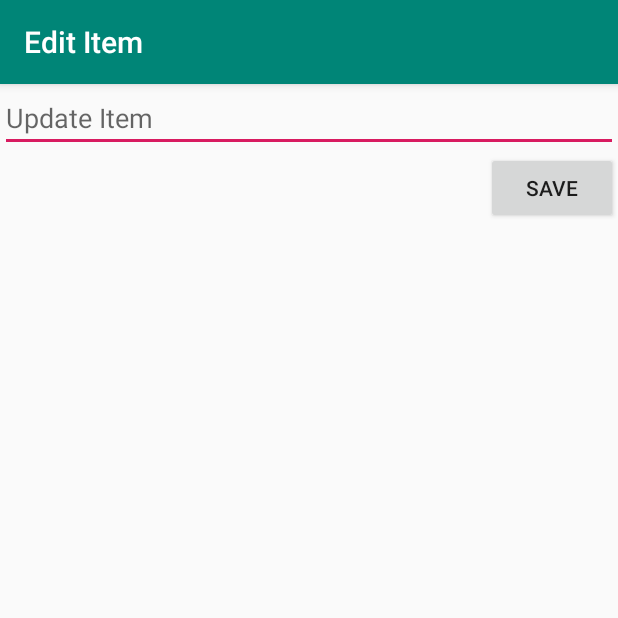
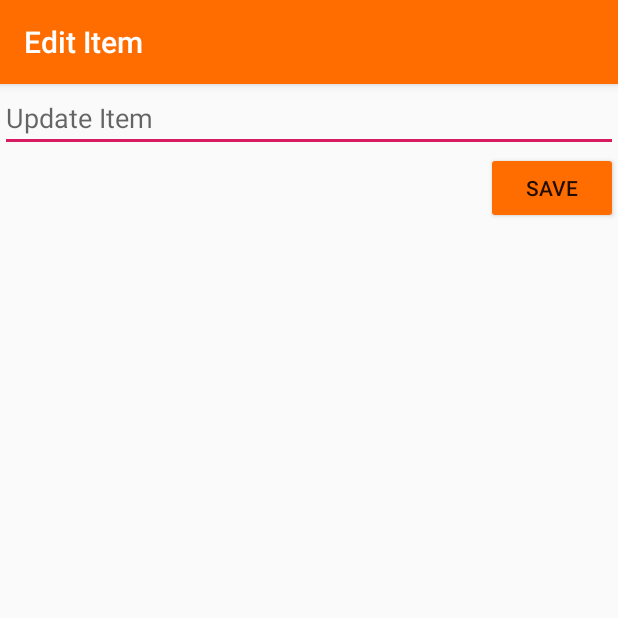
Before and after one commit to ayesha-p20/SimpleTodo, an Android app: the EditActivity screen opened directly, with no data from a screen before it, on a phone screen of 412 x 824 dp, the top half of it. Run offline under Robolectric (Android 15) with nearby library versions, the phone set to English and light mode, and no system bars.

Commit message:
ui changed

```diff
--- a/app/src/main/res/layout/activity_edit.xml
+++ b/app/src/main/res/layout/activity_edit.xml
@@ -28,5 +28,6 @@
         android:layout_alignParentRight="true"
         android:layout_marginTop="0dp"
         android:layout_marginEnd="0dp"
+        android:backgroundTint="#ff6d00"
         android:text="SAVE" />
 </RelativeLayout>
--- a/app/src/main/res/layout/activity_main.xml
+++ b/app/src/main/res/layout/activity_main.xml
@@ -14,6 +14,7 @@
         android:layout_alignParentBottom="true"
         android:layout_marginRight="0dp"
         android:layout_marginBottom="0dp"
+        android:backgroundTint="#ff6d00"
         android:text="ADD" />
 
     <EditText
--- a/app/src/main/res/values/styles.xml
+++ b/app/src/main/res/values/styles.xml
@@ -3,8 +3,8 @@
     <!-- Base application theme. -->
     <style name="AppTheme" parent="Theme.AppCompat.Light.DarkActionBar">
         <!-- Customize your theme here. -->
-        <item name="colorPrimary">@color/colorPrimary</item>
-        <item name="colorPrimaryDark">@color/colorPrimaryDark</item>
+        <item name="colorPrimary">#FF6D00</item>
+        <item name="colorPrimaryDark">#E65100</item>
         <item name="colorAccent">@color/colorAccent</item>
     </style>
 
```
